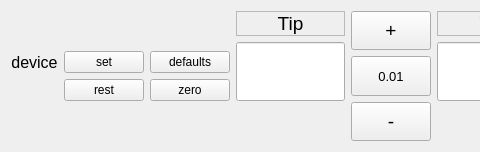
magao-x/MagAOX, file gui/widgets/ttm/ttm.ui: the form before one commit; both pictures show x 0 to 480 and y 0 to 152 of the 845 by 152 pixel window.
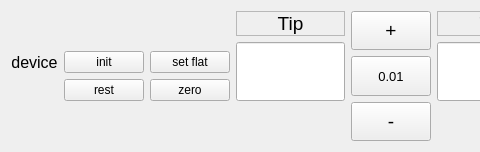
The form after the commit. Custom widgets are drawn as their Qt base class.

Diff of the .ui file:
```diff
--- a/gui/widgets/ttm/ttm.ui
+++ b/gui/widgets/ttm/ttm.ui
@@ -113,7 +113,7 @@
             <enum>Qt::NoFocus</enum>
            </property>
            <property name="text">
-            <string>defaults</string>
+            <string>set flat</string>
            </property>
           </widget>
          </item>
@@ -123,7 +123,7 @@
             <enum>Qt::NoFocus</enum>
            </property>
            <property name="text">
-            <string>set</string>
+            <string>init</string>
            </property>
           </widget>
          </item>
```
